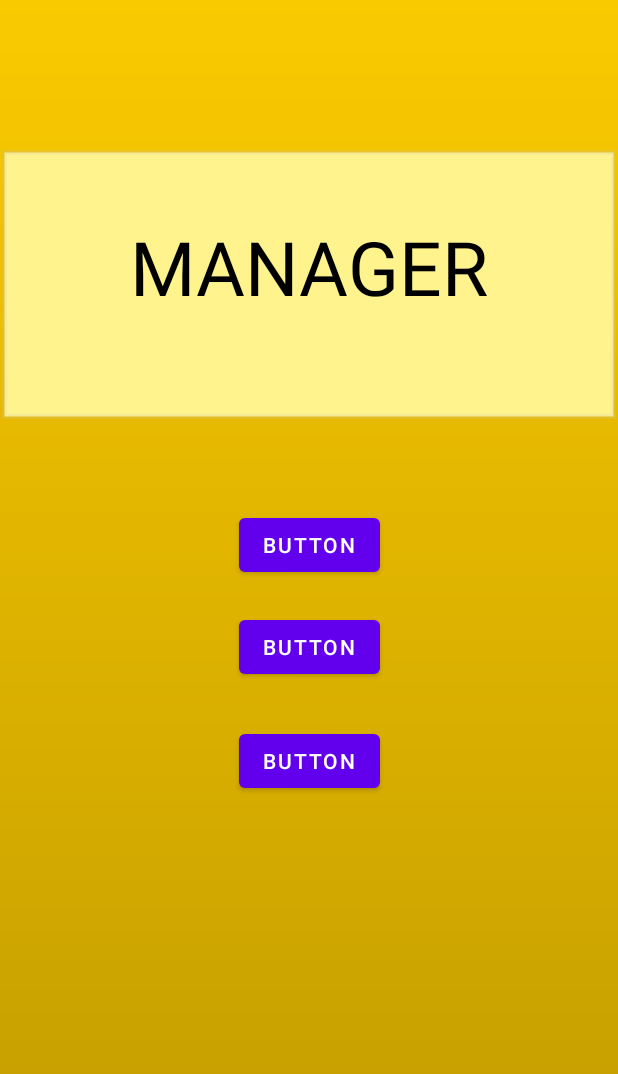
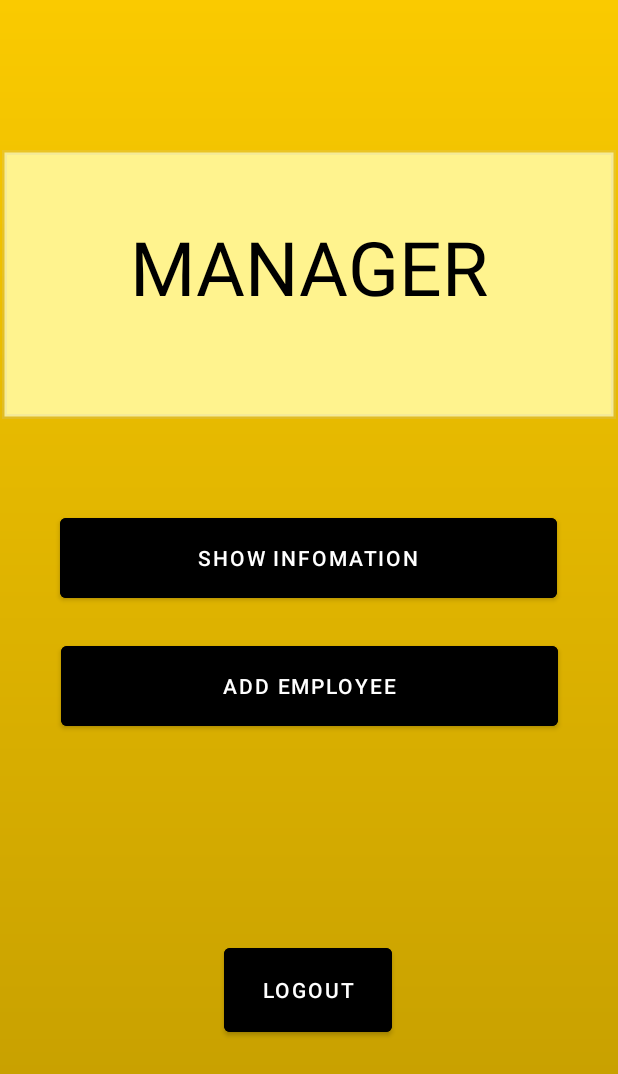
Before and after one commit to NguyenTranNgocToi/Android_KiemTra_ThucHang, an Android app: the layout manager.xml on its own in the app's theme, with its tools: preview values and no code run, on a phone screen of 412 x 824 dp. Shown: the top 1074 px of the screen. Run offline under Robolectric (Android 15) with nearby library versions, the phone set to English and light mode, and no system bars.

Commit message:
xong gui login +manager

```diff
--- a/app/src/main/res/layout/manager.xml
+++ b/app/src/main/res/layout/manager.xml
@@ -30,31 +30,42 @@
 
     <Button
         android:id="@+id/button2"
-        android:layout_width="wrap_content"
-        android:layout_height="wrap_content"
+        android:layout_width="331dp"
+        android:layout_height="65dp"
         android:layout_marginTop="60dp"
-        android:text="Button"
+        android:backgroundTint="#000000"
+        android:text="SHOW INFOMATION"
+
+        android:textColor="#FFFFFF"
         app:layout_constraintEnd_toEndOf="parent"
+        app:layout_constraintHorizontal_bias="0.494"
         app:layout_constraintStart_toStartOf="parent"
         app:layout_constraintTop_toBottomOf="@+id/view" />
 
     <Button
         android:id="@+id/button3"
-        android:layout_width="wrap_content"
-        android:layout_height="wrap_content"
+        android:layout_width="331dp"
+        android:layout_height="65dp"
         android:layout_marginTop="20dp"
-        android:text="Button"
+        android:backgroundTint="#000000"
+        android:text="ADD EMPLOYEE"
+        android:textColor="#FFFFFF"
         app:layout_constraintEnd_toEndOf="parent"
         app:layout_constraintStart_toStartOf="parent"
+
         app:layout_constraintTop_toBottomOf="@+id/button2" />
 
     <Button
         android:id="@+id/button4"
-        android:layout_width="wrap_content"
-        android:layout_height="wrap_content"
-        android:layout_marginTop="28dp"
-        android:text="Button"
+        android:layout_width="112dp"
+        android:layout_height="68dp"
+        android:layout_marginTop="136dp"
+        android:backgroundTint="#000000"
+        android:text="LOGOUT"
+        android:textColor="#FFFFFF"
         app:layout_constraintEnd_toEndOf="parent"
+        app:layout_constraintHorizontal_bias="0.498"
+
         app:layout_constraintStart_toStartOf="parent"
         app:layout_constraintTop_toBottomOf="@+id/button3" />
 </androidx.constraintlayout.widget.ConstraintLayout>
```
